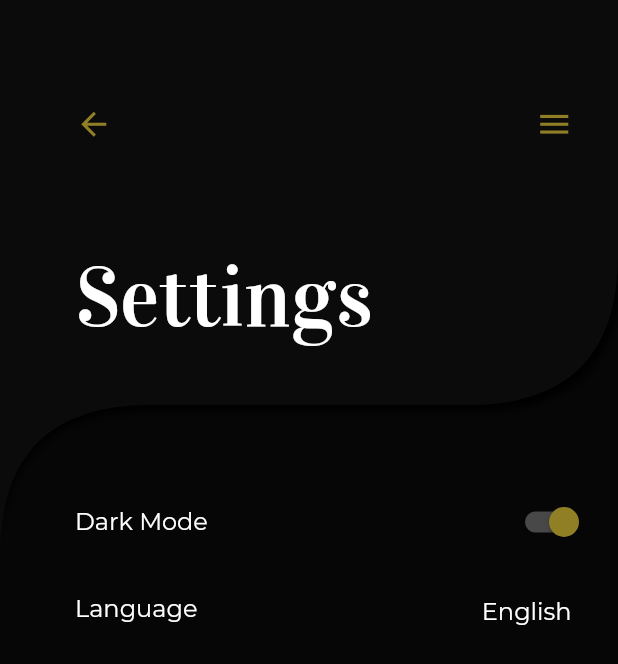
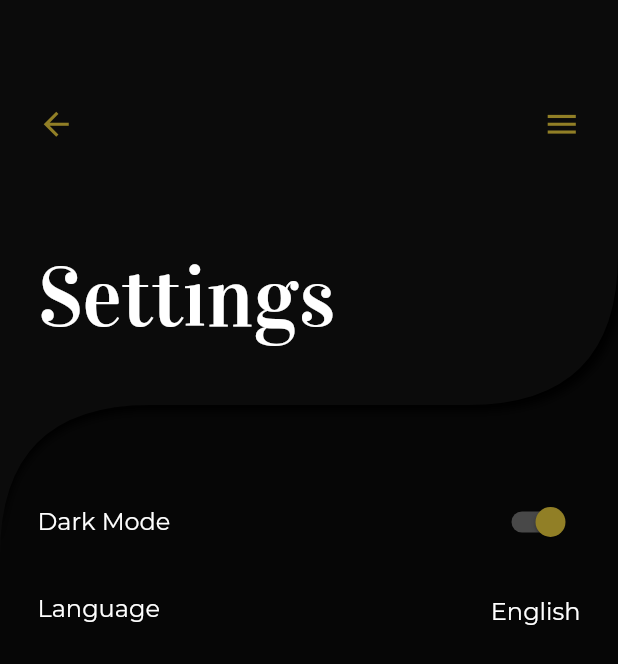
Before and after one commit to JonathanRhein/prayer_app_getx, a Flutter app: the SettingsView screen opened by its route, on a phone screen of 412 x 824 dp. Shown: the top 664 px of the screen. Run offline on Flutter 3.47's test engine with Material 2 defaults, Android fonts, the phone set to English and light mode, and no system bars; our stand-ins replace csv, get, get_storage, sqflite; accounts and stored records are empty; statements that could not run were skipped.

```diff
--- a/lib/components/app_bar_cstm.dart
+++ b/lib/components/app_bar_cstm.dart
@@ -1,27 +1,18 @@
 import 'package:flutter/material.dart';
 import 'package:get/get.dart';
 import 'package:prayer_app_getx/components/app_bar_background.dart';
+import 'package:prayer_app_getx/utils/constants/styles.dart';
 
 class AppBarCustom extends StatelessWidget {
   final bool hasBackButton;
   final String title;
-  final String backgroundImage;
 
-  AppBarCustom({this.title, this.hasBackButton: true, this.backgroundImage});
+  AppBarCustom({this.title, this.hasBackButton: true});
 
   @override
   Widget build(BuildContext context) {
-    // check if there is a background image provided and change font color
-    // to light color
-    final bool _isDarkBackground = this.backgroundImage != null;
     return Container(
       decoration: ShapeDecoration(
-        image: _isDarkBackground
-            ? DecorationImage(
-                alignment: Alignment.topCenter,
-                image: ExactAssetImage(this.backgroundImage),
-                fit: BoxFit.cover)
-            : null,
         color: context.theme.primaryColor,
         shape: AppBarBackground(),
         shadows: [
@@ -32,10 +23,10 @@ class AppBarCustom extends StatelessWidget {
           ),
         ],
       ),
-      padding: EdgeInsets.only(top: 70.0, left: 50),
+      padding: EdgeInsets.only(top: 70.0, left: Styles.screenLeftPadding),
       height: 370,
       child: Padding(
-        padding: const EdgeInsets.only(right: 30),
+        padding: EdgeInsets.only(right: Styles.screenRightPadding),
         child: Column(
           crossAxisAlignment: CrossAxisAlignment.start,
           children: [
@@ -43,9 +34,7 @@ class AppBarCustom extends StatelessWidget {
               mainAxisAlignment: MainAxisAlignment.spaceBetween,
               children: [
                 this.hasBackButton
-                    ? _isDarkBackground
-                        ? _backButtonWithBackground()
-                        : GestureDetector(
+                    ? GestureDetector(
                         child: Icon(Icons.arrow_back),
                         onTap: () => Get.back(),
                       )
@@ -60,9 +49,7 @@ class AppBarCustom extends StatelessWidget {
             ),
             FittedBox(
               fit: BoxFit.fitWidth,
-              child: _isDarkBackground
-                  ? null
-                  : Text(
+              child: Text(
                 title,
                 style: context.textTheme.headline1,
               ),
@@ -72,16 +59,4 @@ class AppBarCustom extends StatelessWidget {
       ),
     );
   }
-
-  Widget _backButtonWithBackground() {
-    return InkWell(
-      onTap: () => Get.back(),
-      child: Container(
-          decoration: BoxDecoration(
-            shape: BoxShape.circle,
-            color: Colors.white,
-          ),
-          child: Icon(Icons.arrow_back, size: 50.0, color: Colors.black38)),
-    );
 }
-}
--- a/lib/components/switch_list_tile_cstm.dart
+++ b/lib/components/switch_list_tile_cstm.dart
@@ -1,5 +1,6 @@
 import 'package:flutter/material.dart';
 import 'package:prayer_app_getx/components/body_text.dart';
+import 'package:prayer_app_getx/utils/constants/styles.dart';
 
 class SwitchListTileCustom extends StatelessWidget {
   final bool value;
@@ -11,11 +12,10 @@ class SwitchListTileCustom extends StatelessWidget {
   @override
   Widget build(BuildContext context) {
     return SwitchListTile(
-            value: value,
-            onChanged: onChanged,
-            title: Padding(
-              padding: const EdgeInsets.only(left: 34.0),
-              child: BodyText(title),
-            ));
+        contentPadding: EdgeInsets.only(
+            left: Styles.screenLeftPadding, right: Styles.screenRightPadding),
+        value: value,
+        onChanged: onChanged,
+        title: BodyText(title));
   }
 }
--- a/lib/controller/agpeya_list_ctl.dart
+++ b/lib/controller/agpeya_list_ctl.dart
@@ -24,7 +24,4 @@ class AgpeyaListController extends GetxController {
   }
 
   setHour(int index) => hour = dbList[index].name;
-
-  // retrieves the respective property of any hour in current language
-  String getTrnsltn(String property) => ('agpeya.' + hour + '.' + property).tr;
 }
--- a/lib/controller/agpeya_prayer_ctl.dart
+++ b/lib/controller/agpeya_prayer_ctl.dart
@@ -7,6 +7,7 @@ class AgpeyaPrayerController extends GetxController {
   final dbList = <AgpeyaPrayerDatabase>[].obs;
   final DatabaseService _db = DatabaseService();
   final String hour;
+  String prayer;
 
   AgpeyaPrayerController(this.hour);
 
@@ -24,6 +25,5 @@ class AgpeyaPrayerController extends GetxController {
     });
   }
 
-  // retrieves the respective property of any prayer in current language
-  String getTrnsltn(String property) => ('agpeya.' + hour + '.' + property).tr;
+  setPrayer(int index) => prayer = dbList[index].name;
 }
--- a/lib/utils/constants/styles.dart
+++ b/lib/utils/constants/styles.dart
@@ -1,5 +1,5 @@
-
 class Styles {
+  //-------------------- FONTS ----------------------
 
   // Headline1
   static final String fontFamilyHeadline1 = 'Vidaloka';
@@ -12,4 +12,14 @@ class Styles {
   // BodyText1
   static final String fontFamilyBodyText1 = 'Montserrat';
   static final double fontSizeBodyText1 = 16.0;
+
+  // Subtitle
+  static final String fontFamilySubtitleText1 = 'Montserrat';
+  static final double fontSizeSubtitleText1 = 16.0;
+
+  //-------------------- SPACERS ----------------------
+
+  // General padding values (left & right) for each screen
+  static final double screenLeftPadding = 25.0;
+  static final double screenRightPadding = 25.0;
 }
--- a/lib/views/settings_vw.dart
+++ b/lib/views/settings_vw.dart
@@ -8,6 +8,7 @@ import 'package:get/get.dart';
 import 'package:prayer_app_getx/components/link_text.dart';
 import 'package:prayer_app_getx/components/switch_list_tile_cstm.dart';
 import 'package:prayer_app_getx/utils/constants/languages.dart';
+import 'package:prayer_app_getx/utils/constants/styles.dart';
 
 class SettingsView extends StatelessWidget {
   @override
@@ -40,12 +41,13 @@ switchThemeListTile(BuildContext context) {
 switchLanguageListTile(BuildContext context) {
   return GetBuilder<LanguageController>(
       builder: (ctl) => ListTile(
+          contentPadding: EdgeInsets.zero,
           leading: Padding(
-            padding: const EdgeInsets.only(left: 34.0),
+            padding: EdgeInsets.only(left: Styles.screenLeftPadding),
             child: BodyText('settings.language'.tr),
           ),
           trailing: Padding(
-            padding: const EdgeInsets.only(right: 15.0),
+            padding: EdgeInsets.only(right: Styles.screenRightPadding),
             child: BodyText(
               ctl.getLanguageForToken(ctl.currentLanguage),
             ),
```
Also changed, not shown: lib/components/hour_list_tile.dart (renamed from lib/components/list_tile_cstm.dart, +5 -3 lines), lib/components/prayer_list_tile.dart (added, +43 -0 lines), lib/components/subtitle_text.dart (added, +13 -0 lines), lib/services/text_srvc.dart (added, +57 -0 lines), lib/services/translation_srvc.dart (added, +14 -0 lines), lib/utils/themes.dart (+14 -0 lines), lib/views/agpeya_list_vw.dart (+8 -3 lines), lib/views/agpeya_prayer_vw.dart (+7 -4 lines). Lines whose indentation alone changed are shown as unchanged.
